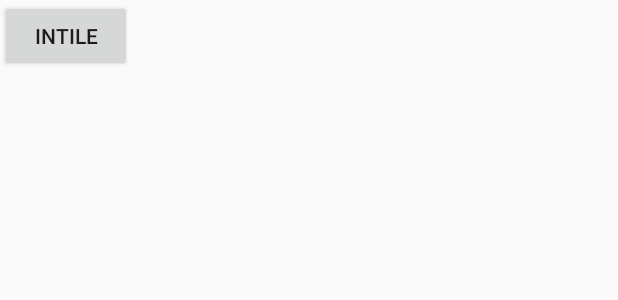
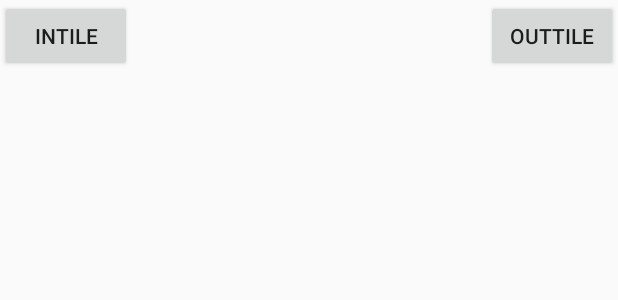
Before and after one commit to kjue25/BBAFinalProject, an Android app: the layout activity_edit.xml on its own in the app's theme, with its tools: preview values and no code run, on a phone screen of 412 x 824 dp. Shown: the top 300 px of the screen. Run offline under Robolectric (Android 15) with nearby library versions, the phone set to English and light mode, and no system bars.

Commit message:
Add outTile button

```diff
--- a/app/src/main/java/com/example/kyliejue/bbafinalproject/EditActivity.java
+++ b/app/src/main/java/com/example/kyliejue/bbafinalproject/EditActivity.java
@@ -64,7 +64,7 @@
 
     //Should navigate to the OutTile creation page
     public void openOutTilePage(View view) {
-        // Need to add intent and call to setContentView here
+        //TODO: Add intent and call to setContentView here
     }
 
 }
--- a/app/src/main/res/layout/activity_edit.xml
+++ b/app/src/main/res/layout/activity_edit.xml
@@ -13,12 +13,12 @@
         android:text="@string/title_in_tile"
         android:onClick="openInTilePage" />
 
-    <!--Uncomment when outTile activity has been created-->
-    <!--<Button xmlns:android="http://schemas.android.com/apk/res/android"-->
-        <!--android:id="@+id/out_tile"-->
-        <!--android:layout_width="wrap_content"-->
-        <!--android:layout_height="wrap_content"-->
-        <!--android:text="@string/title_out_tile"-->
-        <!--android:onClick="openOutTilePage" />-->
+    <Button xmlns:android="http://schemas.android.com/apk/res/android"
+        android:id="@+id/out_tile"
+        android:layout_width="wrap_content"
+        android:layout_height="wrap_content"
+        android:text="@string/title_out_tile"
+        android:onClick="openOutTilePage"
+        android:layout_gravity="right"/>
 
 </android.support.design.widget.CoordinatorLayout>
```
